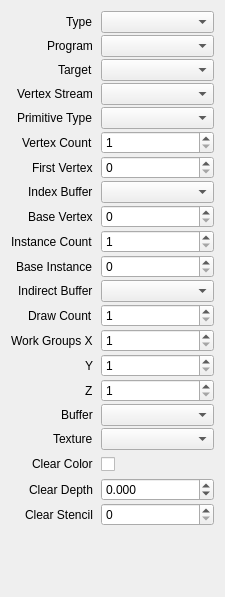
Above: src/session/CallProperties.ui from houmain/gpupad before the change. Below: the same form after it.
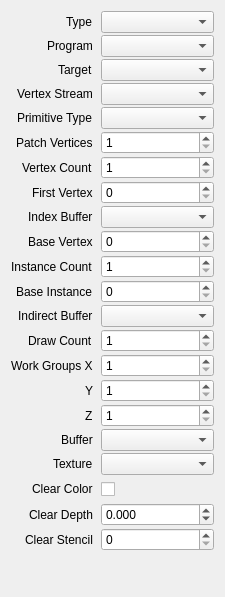
That is the form after the change. Custom widgets are drawn as their Qt base class.

Diff of the .ui file:
```diff
--- a/src/session/CallProperties.ui
+++ b/src/session/CallProperties.ui
@@ -84,14 +84,14 @@
      <item row="4" column="1">
       <widget class="DataComboBox" name="primitiveType"/>
      </item>
-     <item row="5" column="0">
+     <item row="6" column="0">
       <widget class="QLabel" name="labelVertexCount">
        <property name="text">
         <string>Vertex Count</string>
        </property>
       </widget>
      </item>
-     <item row="5" column="1">
+     <item row="6" column="1">
       <widget class="QSpinBox" name="vertexCount">
        <property name="minimum">
         <number>1</number>
@@ -101,14 +101,14 @@
        </property>
       </widget>
      </item>
-     <item row="6" column="0">
+     <item row="7" column="0">
       <widget class="QLabel" name="labelFirstVertex">
        <property name="text">
         <string>First Vertex</string>
        </property>
       </widget>
      </item>
-     <item row="6" column="1">
+     <item row="7" column="1">
       <widget class="QSpinBox" name="firstVertex">
        <property name="minimum">
         <number>0</number>
@@ -118,38 +118,38 @@
        </property>
       </widget>
      </item>
-     <item row="7" column="0">
+     <item row="8" column="0">
       <widget class="QLabel" name="labelIndexBuffer">
        <property name="text">
         <string>Index Buffer</string>
        </property>
       </widget>
      </item>
-     <item row="7" column="1">
+     <item row="8" column="1">
       <widget class="ReferenceComboBox" name="indexBuffer"/>
      </item>
-     <item row="8" column="0">
+     <item row="9" column="0">
       <widget class="QLabel" name="labelBaseVertex">
        <property name="text">
         <string>Base Vertex</string>
        </property>
       </widget>
      </item>
-     <item row="8" column="1">
+     <item row="9" column="1">
       <widget class="QSpinBox" name="baseVertex">
        <property name="maximum">
         <number>65536</number>
        </property>
       </widget>
      </item>
-     <item row="10" column="0">
+     <item row="11" column="0">
       <widget class="QLabel" name="labelInstanceCount">
        <property name="text">
         <string>Instance Count</string>
        </property>
       </widget>
      </item>
-     <item row="10" column="1">
+     <item row="11" column="1">
       <widget class="QSpinBox" name="instanceCount">
        <property name="minimum">
         <number>1</number>
@@ -159,28 +159,28 @@
        </property>
       </widget>
      </item>
-     <item row="11" column="0">
+     <item row="12" column="0">
       <widget class="QLabel" name="labelBaseInstance">
        <property name="text">
         <string>Base Instance</string>
        </property>
       </widget>
      </item>
-     <item row="11" column="1">
+     <item row="12" column="1">
       <widget class="QSpinBox" name="baseInstance">
        <property name="maximum">
         <number>65536</number>
        </property>
       </widget>
      </item>
-     <item row="14" column="0">
+     <item row="15" column="0">
       <widget class="QLabel" name="labelWorkGroupsX">
        <property name="text">
         <string>Work Groups X</string>
        </property>
       </widget>
      </item>
-     <item row="14" column="1">
+     <item row="15" column="1">
       <widget class="QSpinBox" name="workGroupsX">
        <property name="minimum">
         <number>1</number>
@@ -190,14 +190,14 @@
        </property>
       </widget>
      </item>
-     <item row="15" column="0">
+     <item row="16" column="0">
       <widget class="QLabel" name="labelWorkGroupsY">
        <property name="text">
         <string>Y</string>
        </property>
       </widget>
      </item>
-     <item row="15" column="1">
+     <item row="16" column="1">
       <widget class="QSpinBox" name="workGroupsY">
        <property name="minimum">
         <number>1</number>
@@ -207,14 +207,14 @@
        </property>
       </widget>
      </item>
-     <item row="16" column="0">
+     <item row="17" column="0">
       <widget class="QLabel" name="labelWorkGroupsZ">
        <property name="text">
         <string>Z</string>
        </property>
       </widget>
      </item>
-     <item row="16" column="1">
+     <item row="17" column="1">
       <widget class="QSpinBox" name="workGroupsZ">
        <property name="minimum">
         <number>1</number>
@@ -224,34 +224,34 @@
        </property>
       </widget>
      </item>
-     <item row="17" column="0">
+     <item row="18" column="0">
       <widget class="QLabel" name="labelBuffer">
        <property name="text">
         <string>Buffer</string>
        </property>
       </widget>
      </item>
-     <item row="17" column="1">
+     <item row="18" column="1">
       <widget class="ReferenceComboBox" name="buffer"/>
      </item>
-     <item row="18" column="0">
+     <item row="19" column="0">
       <widget class="QLabel" name="labelTexture">
        <property name="text">
         <string>Texture</string>
        </property>
       </widget>
      </item>
-     <item row="18" column="1">
+     <item row="19" column="1">
       <widget class="ReferenceComboBox" name="texture"/>
      </item>
-     <item row="19" column="0">
+     <item row="20" column="0">
       <widget class="QLabel" name="labelClearColor">
        <property name="text">
         <string>Clear Color</string>
        </property>
       </widget>
      </item>
-     <item row="19" column="1">
+     <item row="20" column="1">
       <widget class="ColorPicker" name="clearColor">
        <property name="minimumSize">
         <size>
@@ -261,31 +261,31 @@
        </property>
       </widget>
      </item>
-     <item row="20" column="0">
+     <item row="21" column="0">
       <widget class="QLabel" name="labelClearDepth">
        <property name="text">
         <string>Clear Depth</string>
        </property>
       </widget>
      </item>
-     <item row="12" column="0">
+     <item row="13" column="0">
       <widget class="QLabel" name="labelIndirectBuffer">
        <property name="text">
         <string>Indirect Buffer</string>
        </property>
       </widget>
      </item>
-     <item row="12" column="1">
+     <item row="13" column="1">
       <widget class="ReferenceComboBox" name="indirectBuffer"/>
      </item>
-     <item row="13" column="0">
+     <item row="14" column="0">
       <widget class="QLabel" name="labelDrawCount">
        <property name="text">
         <string>Draw Count</string>
        </property>
       </widget>
      </item>
-     <item row="13" column="1">
+     <item row="14" column="1">
       <widget class="QSpinBox" name="drawCount">
        <property name="minimum">
         <number>1</number>
@@ -295,21 +295,21 @@
        </property>
       </widget>
      </item>
-     <item row="21" column="1">
+     <item row="22" column="1">
       <widget class="QSpinBox" name="clearStencil">
        <property name="maximum">
         <number>255</number>
        </property>
       </widget>
      </item>
-     <item row="21" column="0">
+     <item row="22" column="0">
       <widget class="QLabel" name="labelClearStencil">
        <property name="text">
         <string>Clear Stencil</string>
        </property>
       </widget>
      </item>
-     <item row="20" column="1">
+     <item row="21" column="1">
       <widget class="QDoubleSpinBox" name="clearDepth">
        <property name="decimals">
         <number>3</number>
@@ -325,21 +325,35 @@
        </property>
       </widget>
      </item>
+     <item row="5" column="0">
+      <widget class="QLabel" name="labelPatchVertices">
+       <property name="text">
+        <string>Patch Vertices</string>
+       </property>
+      </widget>
+     </item>
+     <item row="5" column="1">
+      <widget class="QSpinBox" name="patchVertices">
+       <property name="minimum">
+        <number>1</number>
+       </property>
+      </widget>
+     </item>
     </layout>
    </item>
   </layout>
  </widget>
  <customwidgets>
-  <customwidget>
-   <class>DataComboBox</class>
-   <extends>QComboBox</extends>
-   <header>session/DataComboBox.h</header>
-  </customwidget>
   <customwidget>
    <class>ReferenceComboBox</class>
    <extends>QComboBox</extends>
    <header>session/ReferenceComboBox.h</header>
   </customwidget>
+  <customwidget>
+   <class>DataComboBox</class>
+   <extends>QComboBox</extends>
+   <header>session/DataComboBox.h</header>
+  </customwidget>
   <customwidget>
    <class>ColorPicker</class>
    <extends>QCheckBox</extends>
```
